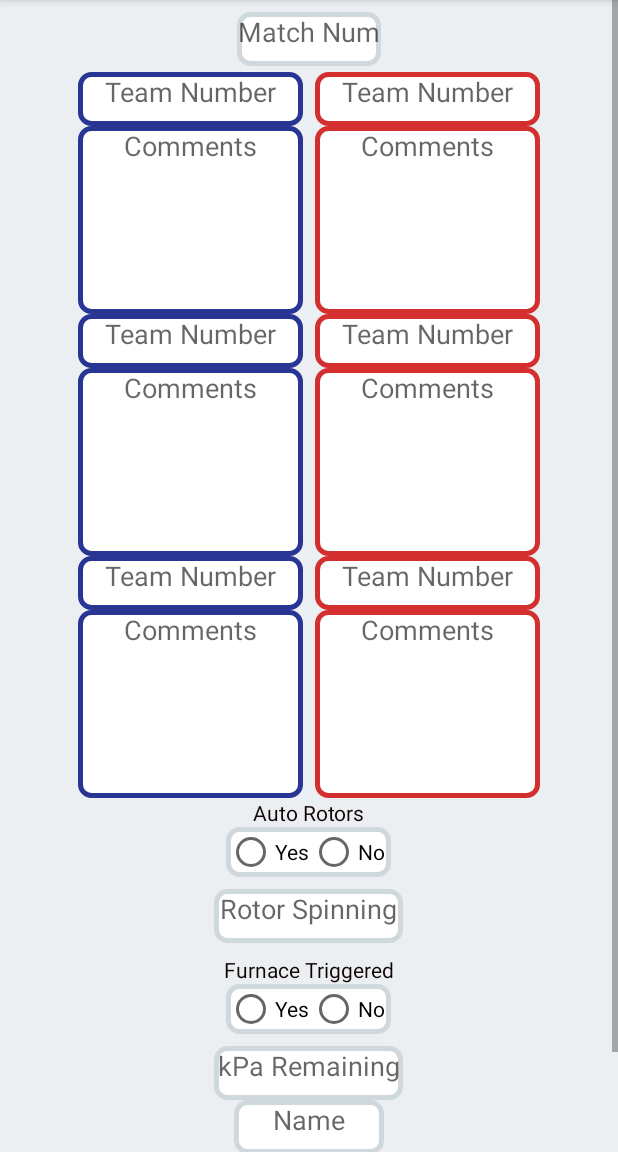
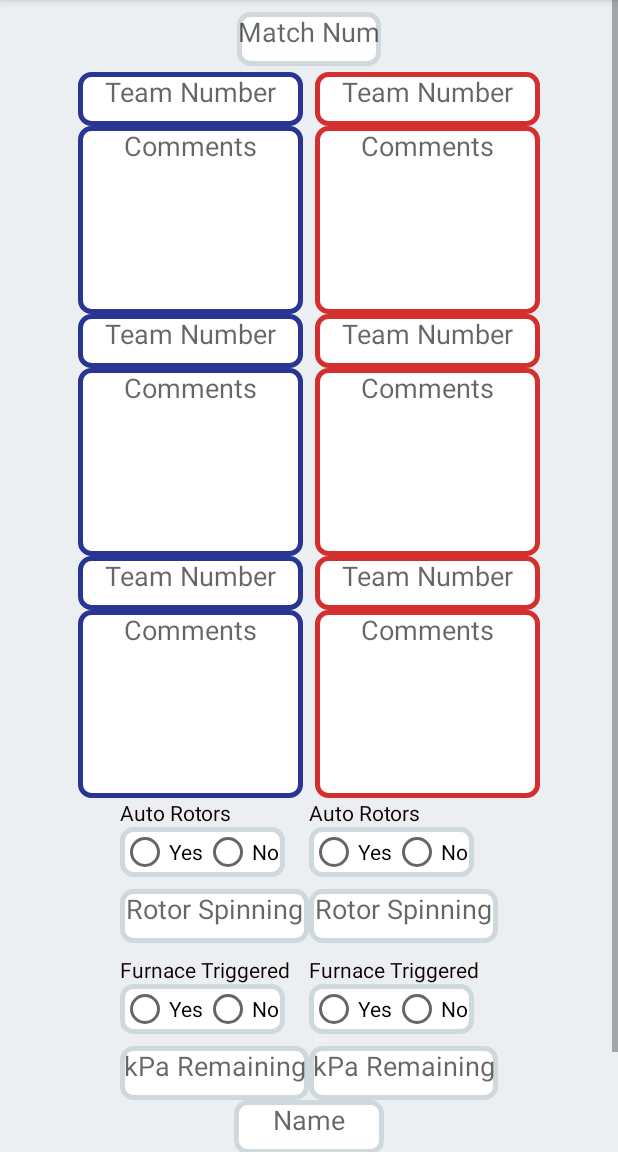
Before and after one commit to Keenan-Ker51/2609Scouting, an Android app: the MentorActivity screen opened directly, with no data from a screen before it, on a phone screen of 412 x 824 dp, the part 84-1236 px from its top. Run offline under Robolectric (Android 15) with nearby library versions, the phone set to English and light mode, and no system bars.

Commit message:
Adding mentor and timer functions

```diff
--- a/app/src/main/java/com/keenanker/a2609scouting/MentorActivity.java
+++ b/app/src/main/java/com/keenanker/a2609scouting/MentorActivity.java
@@ -59,7 +59,7 @@ public class MentorActivity extends AppCompatActivity {
     File file;
     String[] saveText;
 
-    String fullPath = Environment.getExternalStorageDirectory().getAbsolutePath() + "/Scouting";
+    String fullPath = Environment.getExternalStorageDirectory().getAbsolutePath() + "/Scouting/Mentor";
 
     String autoRotor;
     String furnaceCheck;
--- a/app/src/main/res/layout/activity_mentor.xml
+++ b/app/src/main/res/layout/activity_mentor.xml
@@ -205,12 +205,19 @@
                     android:id="@+id/teamSixComments" />
             </GridLayout>
 
+            <GridLayout
+                android:layout_width="wrap_content"
+                android:layout_height="wrap_content"
+                android:layout_below="@id/commentsGL"
+                android:foregroundGravity="center_horizontal"
+                android:layout_centerHorizontal="true"
+                android:id="@+id/endGameGL">
                 <TextView
                     android:layout_width="wrap_content"
                     android:layout_height="wrap_content"
                     android:textColor="#100303"
-                android:layout_below="@id/commentsGL"
-                android:layout_centerHorizontal="true"
+                    android:layout_column="0"
+                    android:layout_row="0"
                     android:id="@+id/autoRotorTV"
                     android:text="Auto Rotors"
                     />
@@ -219,9 +226,9 @@
                     android:layout_height="wrap_content"
                     android:orientation="horizontal"
                     android:id="@+id/autoRotorGroup"
-                android:layout_below="@id/autoRotorTV"
                     android:background="@drawable/background_white"
-                android:layout_centerHorizontal="true"
+                    android:layout_column="0"
+                    android:layout_row="1"
                     android:layout_marginBottom="8sp"
                     >
 
@@ -244,8 +251,8 @@
                     android:layout_width="126sp"
                     android:layout_height="36sp"
                     android:background="@drawable/background_white"
-                android:layout_centerHorizontal="true"
-                android:layout_below="@id/autoRotorGroup"
+                    android:layout_column="0"
+                    android:layout_row="2"
                     android:id="@+id/rotorCountET"
                     android:inputType="number"
                     android:gravity="center_horizontal"
@@ -257,8 +264,8 @@
                     android:layout_width="wrap_content"
                     android:layout_height="wrap_content"
                     android:textColor="#100303"
-                android:layout_below="@id/rotorCountET"
-                android:layout_centerHorizontal="true"
+                    android:layout_column="0"
+                    android:layout_row="3"
                     android:id="@+id/furnaceTV"
                     android:text="Furnace Triggered"
                     />
@@ -268,9 +275,9 @@
                     android:layout_height="wrap_content"
                     android:orientation="horizontal"
                     android:id="@+id/furnaceGroup"
-                android:layout_below="@id/furnaceTV"
+                    android:layout_column="0"
+                    android:layout_row="4"
                     android:background="@drawable/background_white"
-                android:layout_centerHorizontal="true"
                     android:layout_marginBottom="8sp"
                     >
 
@@ -296,10 +303,116 @@
                     android:hint="kPa Remaining"
                     android:gravity="center_horizontal"
                     android:id="@+id/kpaRemainET"
-                android:layout_centerHorizontal="true"
-                android:layout_below="@id/furnaceGroup"
+                    android:layout_column="0"
+                    android:layout_row="5"
                     android:inputType="number"
                     />
+
+
+
+
+
+
+
+                <TextView
+                    android:layout_width="wrap_content"
+                    android:layout_height="wrap_content"
+                    android:textColor="#100303"
+                    android:layout_column="1"
+                    android:layout_row="0"
+                    android:id="@+id/redAutoRotorTV"
+                    android:text="Auto Rotors"
+                    />
+                <RadioGroup
+                    android:layout_width="wrap_content"
+                    android:layout_height="wrap_content"
+                    android:orientation="horizontal"
+                    android:id="@+id/redAutoRotorGroup"
+                    android:background="@drawable/background_white"
+                    android:layout_column="1"
+                    android:layout_row="1"
+                    android:layout_marginBottom="8sp"
+                    >
+
+                    <RadioButton
+                        android:layout_width="wrap_content"
+                        android:layout_height="wrap_content"
+                        android:text="Yes"
+                        android:id="@+id/redAutoRotorSucc"
+                        android:onClick="redAutoRotorCheck"/>
+
+                    <RadioButton
+                        android:layout_width="wrap_content"
+                        android:layout_height="wrap_content"
+                        android:text="No "
+                        android:id="@+id/redAutoRotorNo"
+                        android:onClick="redAutoRotorCheck"/>
+                </RadioGroup>
+
+                <EditText
+                    android:layout_width="126sp"
+                    android:layout_height="36sp"
+                    android:background="@drawable/background_white"
+                    android:layout_column="1"
+                    android:layout_row="2"
+                    android:id="@+id/redRotorCountET"
+                    android:inputType="number"
+                    android:gravity="center_horizontal"
+                    android:hint="Rotor Spinning"
+                    android:layout_marginBottom="8sp"
+                    />
+
+                <TextView
+                    android:layout_width="wrap_content"
+                    android:layout_height="wrap_content"
+                    android:textColor="#100303"
+                    android:layout_column="1"
+                    android:layout_row="3"
+                    android:id="@+id/redFurnaceTV"
+                    android:text="Furnace Triggered"
+                    />
+
+                <RadioGroup
+                    android:layout_width="wrap_content"
+                    android:layout_height="wrap_content"
+                    android:orientation="horizontal"
+                    android:id="@+id/redFurnaceGroup"
+                    android:layout_column="1"
+                    android:layout_row="4"
+                    android:background="@drawable/background_white"
+                    android:layout_marginBottom="8sp"
+                    >
+
+                    <RadioButton
+                        android:layout_width="wrap_content"
+                        android:layout_height="wrap_content"
+                        android:text="Yes"
+                        android:id="@+id/redFurnaceSucc"
+                        android:onClick="redFurnaceCheck"/>
+
+                    <RadioButton
+                        android:layout_width="wrap_content"
+                        android:layout_height="wrap_content"
+                        android:text="No "
+                        android:id="@+id/redFurnaceNo"
+                        android:onClick="redFurnaceCheck"/>
+                </RadioGroup>
+
+                <EditText
+                    android:layout_width="126sp"
+                    android:layout_height="36sp"
+                    android:background="@drawable/background_white"
+                    android:hint="kPa Remaining"
+                    android:gravity="center_horizontal"
+                    android:id="@+id/redKpaRemainET"
+                    android:layout_column="1"
+                    android:layout_row="5"
+                    android:inputType="number"
+                    />
+
+            </GridLayout>
+
+
 
             <EditText
                 android:layout_width="100sp"
@@ -309,7 +422,7 @@
                 android:gravity="center_horizontal"
                 android:hint="Name"
                 android:layout_marginBottom="8sp"
-                android:layout_below="@+id/kpaRemainET"
+                android:layout_below="@+id/endGameGL"
                 android:layout_centerHorizontal="true"
                 />
 
```
Lines whose indentation alone changed are shown as unchanged.
